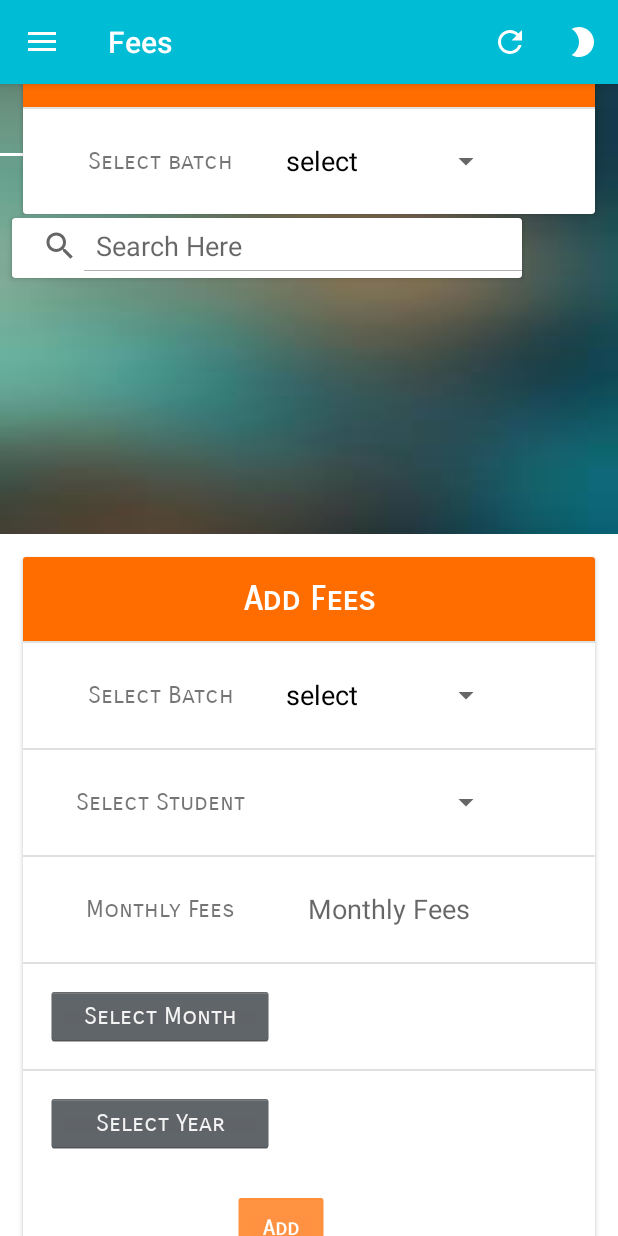
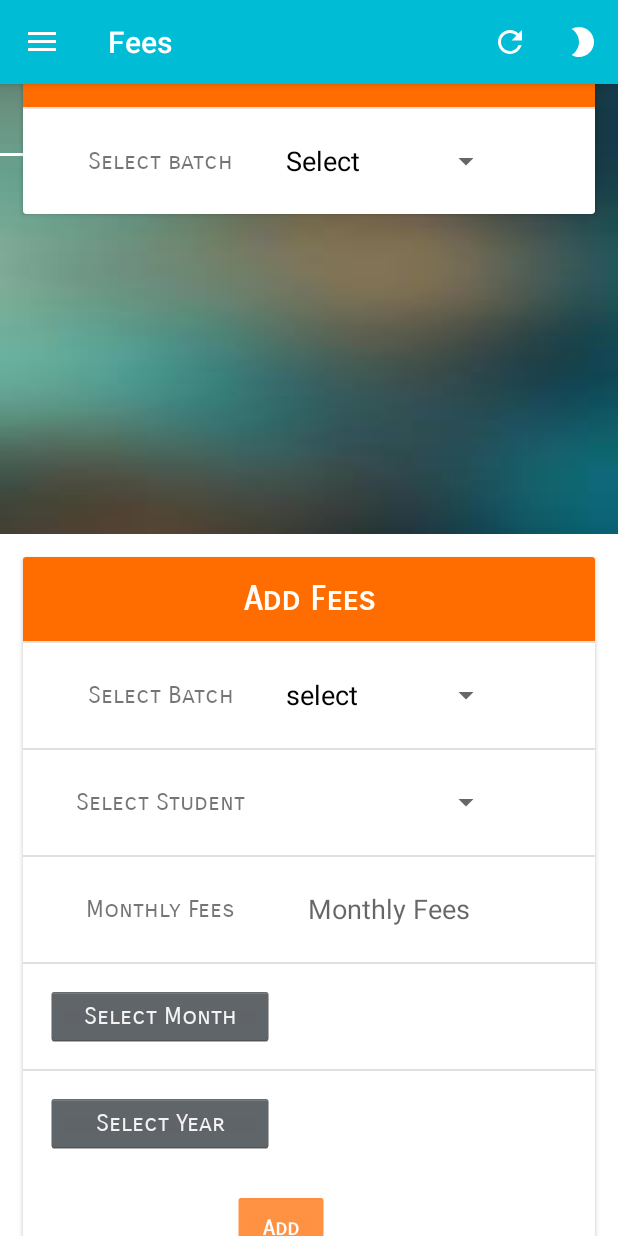
Before and after one commit to harshpatil892/Kung-Fu-final-19oct, an Android app: the fragment FeesRecord placed in its activity, on a phone screen of 412 x 824 dp. Run offline under Robolectric (Android 15) with nearby library versions, the light colour scheme and no system bars; pictures from the network do not load.

Commit message:
ekdam final

```diff
--- a/app/src/main/java/com/example/vrushali/kungfu123/AboutUs_home.java
+++ b/app/src/main/java/com/example/vrushali/kungfu123/AboutUs_home.java
@@ -24,7 +24,6 @@ public class AboutUs_home extends AppCompatActivity {
         super.onCreate(savedInstanceState);
         setContentView(R.layout.activity_about_us_home);
 
-
         aboutus=(WebView)findViewById(R.id.aboutus);
         aboutus.getSettings().setTextSize(WebSettings.TextSize.NORMAL);
         aboutus.getSettings().setJavaScriptEnabled(true);
--- a/app/src/main/java/com/example/vrushali/kungfu123/Addfees.java
+++ b/app/src/main/java/com/example/vrushali/kungfu123/Addfees.java
@@ -47,6 +47,7 @@ import java.util.Map;
 public class Addfees extends Fragment {
 
     private String TAG = Addfees.class.getSimpleName();
+
     String a;
     String res,abc;
     Spinner spin1, spin2;
--- a/app/src/main/java/com/example/vrushali/kungfu123/Attendance.java
+++ b/app/src/main/java/com/example/vrushali/kungfu123/Attendance.java
@@ -7,6 +7,7 @@ import android.content.SharedPreferences;
 import android.net.Uri;
 import android.os.AsyncTask;
 import android.os.Bundle;
+import android.provider.ContactsContract;
 import android.support.v7.app.AppCompatDelegate;
 import android.support.v7.widget.CardView;
 import android.text.TextUtils;
--- a/app/src/main/java/com/example/vrushali/kungfu123/FeesRecord.java
+++ b/app/src/main/java/com/example/vrushali/kungfu123/FeesRecord.java
@@ -6,6 +6,7 @@ import android.os.AsyncTask;
 import android.os.Bundle;
 import android.support.v4.app.Fragment;
 import android.support.v7.app.AppCompatDelegate;
+import android.support.v7.widget.CardView;
 import android.text.TextUtils;
 import android.util.Log;
 import android.view.LayoutInflater;
@@ -18,11 +19,13 @@ import android.widget.ListView;
 import android.widget.SearchView;
 import android.widget.SimpleAdapter;
 import android.widget.Spinner;
+import android.widget.TextView;
 import android.widget.Toast;
 
 import org.json.JSONArray;
 import org.json.JSONException;
 import org.json.JSONObject;
+import org.w3c.dom.Text;
 
 import java.util.ArrayList;
 import java.util.HashMap;
@@ -33,6 +36,8 @@ public class FeesRecord extends Fragment implements SearchView.OnQueryTextListen
     ArrayList<HashMap<String, String>> contactList1;
     Spinner spin1;
     ListView lv;
+    CardView cardView;
+    TextView header,left;
     ArrayList<String> select_batch;
     private SearchView mSearchView;
     String part1,res1;
@@ -71,18 +76,24 @@ public class FeesRecord extends Fragment implements SearchView.OnQueryTextListen
         spin1 = (Spinner) v.findViewById(R.id.spinner1);
         lv = (ListView) v.findViewById(R.id.feerecord);
         mSearchView = (SearchView)v.findViewById(R.id.searchView1);
-
+        header = (TextView)v.findViewById(R.id.header);
+        cardView = (CardView)v.findViewById(R.id.cardView8);
+        left = (TextView) v.findViewById(R.id.left);
         select_batch = new ArrayList<String>();
         contactList1 = new ArrayList<>();
-        select_batch.add(0,"select");
+        select_batch.add(0,"Select");
         new GetContacts().execute();
 
         spin1.setOnItemSelectedListener(new AdapterView.OnItemSelectedListener() {
             @Override
             public void onItemSelected(AdapterView<?> parent, View view, int position, long id) {
 
-                if(parent.getItemAtPosition(position).equals("select")){
+                if(parent.getItemAtPosition(position).equals("Select")){
                     // do nothing
+                    cardView.setVisibility(View.GONE);
+                    header.setVisibility(View.GONE);
+                    left.setVisibility(View.GONE);
+                    lv.setAdapter(null);
 
                 }
                 else{
@@ -351,6 +362,9 @@ public class FeesRecord extends Fragment implements SearchView.OnQueryTextListen
 //            if (pDialog.isShowing())
 //                pDialog.dismiss();
 
+            header.setVisibility(View.VISIBLE);
+            cardView.setVisibility(View.VISIBLE);
+            left.setVisibility(View.VISIBLE);
             ListAdapter adapter = new SimpleAdapter(
                     getActivity(), contactList1,
                     R.layout.listforfeerecord, new String[]{"id", "name","email"
--- a/app/src/main/java/com/example/vrushali/kungfu123/Parent_registration.java
+++ b/app/src/main/java/com/example/vrushali/kungfu123/Parent_registration.java
@@ -97,10 +97,8 @@ public class Parent_registration extends Fragment {
 
         View v = inflater.inflate(R.layout.fragment_parent_registration, container, false);
 
-
         getActivity().getWindow().setSoftInputMode(
                 WindowManager.LayoutParams.SOFT_INPUT_STATE_ALWAYS_HIDDEN);
-
 
         namet = v.findViewById(R.id.name);
         mob_no = v.findViewById(R.id.mobno);
--- a/app/src/main/java/com/example/vrushali/kungfu123/Student_registration.java
+++ b/app/src/main/java/com/example/vrushali/kungfu123/Student_registration.java
@@ -100,7 +100,6 @@ public class Student_registration extends Fragment {
         pwd = v.findViewById(R.id.pwd);
         con_pwd = v.findViewById(R.id.con_pwd);
         gr_no = v.findViewById(R.id.gr_no);
-
 
         btnGet = (Button) v.findViewById(R.id.select_bdate);
         tvw = (TextView) v.findViewById(R.id.birthdate);
--- a/app/src/main/res/layout/fragment_fees_record.xml
+++ b/app/src/main/res/layout/fragment_fees_record.xml
@@ -66,6 +66,7 @@
     </android.support.v7.widget.CardView>
 
     <android.support.v7.widget.CardView
+        android:visibility="gone"
         android:id="@+id/cardView8"
         android:layout_width="340dp"
         android:layout_height="40dp"
@@ -94,11 +95,48 @@
 
     </android.support.v7.widget.CardView>
 
+    <TextView
+        android:id="@+id/header"
+        android:visibility="gone"
+        android:layout_width="200dp"
+        android:layout_height="wrap_content"
+        android:layout_marginTop="190dp"
+        android:background="#ff6d00"
+        android:textAlignment="center"
+        android:paddingTop="6dip"
+        android:paddingBottom="2dip"
+        android:text="Name"
+        android:textColor="#ffffff"
+        android:textSize="17dp"
+        android:textStyle="bold"
+        app:layout_constraintTop_toTopOf="parent"
+        tools:ignore="MissingConstraints,RtlCompat"
+        tools:layout_editor_absoluteX="0dp" />
+
+    <TextView
+        android:id="@+id/left"
+        android:visibility="gone"
+        android:layout_width="200dp"
+        android:layout_height="wrap_content"
+        android:layout_marginTop="190dp"
+        android:background="#ff6d00"
+        android:textAlignment="center"
+        android:paddingTop="6dip"
+        android:paddingBottom="2dip"
+        android:text="      Fees"
+        android:layout_marginLeft="200dp"
+        android:textColor="#ffffff"
+        android:textSize="17dp"
+        android:textStyle="bold"
+        app:layout_constraintTop_toTopOf="parent"
+        tools:ignore="MissingConstraints,RtlCompat"
+        tools:layout_editor_absoluteX="0dp" />
+
     <ListView
         android:id="@+id/feerecord"
         android:layout_width="wrap_content"
         android:layout_height="wrap_content"
-        android:layout_marginTop="190dp"
+        android:layout_marginTop="220dp"
         android:listSelector="#ffd54f" />
 
 </FrameLayout>
--- a/app/src/main/res/layout/listforfeerecord.xml
+++ b/app/src/main/res/layout/listforfeerecord.xml
@@ -13,7 +13,7 @@
         android:layout_width="35dp"
         android:layout_height="wrap_content"
         android:gravity="start"
-        android:textSize="15dp"
+        android:textSize="0dp"
         tools:ignore="RtlCompat" />
 
     <TextView
--- a/app/src/main/res/layout/nav_header_main.xml
+++ b/app/src/main/res/layout/nav_header_main.xml
@@ -5,7 +5,7 @@
     xmlns:tools="http://schemas.android.com/tools"
     android:layout_width="match_parent"
     android:layout_height="180dp"
-    android:background="@drawable/home1"
+    android:background="@drawable/kunfu"
     android:gravity="bottom"
     android:orientation="vertical"
     android:paddingBottom="5dp"
```
Also changed, not shown: app/src/main/java/com/example/vrushali/kungfu123/Attendance_record.java (+7 -1 lines), app/src/main/res/layout/activity_attendance.xml (+4 -3 lines), app/src/main/res/layout/activity_attendance_record.xml (+21 -1 lines), app/src/main/res/values/styles.xml (+0 -14 lines).
